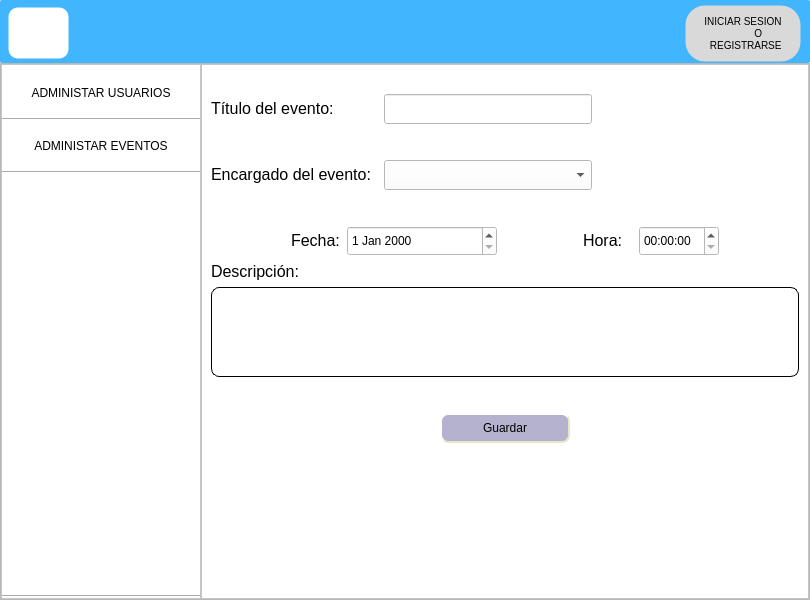
Hrndz16/Simes, file ui_files/mainwindow.ui: the form before one commit.
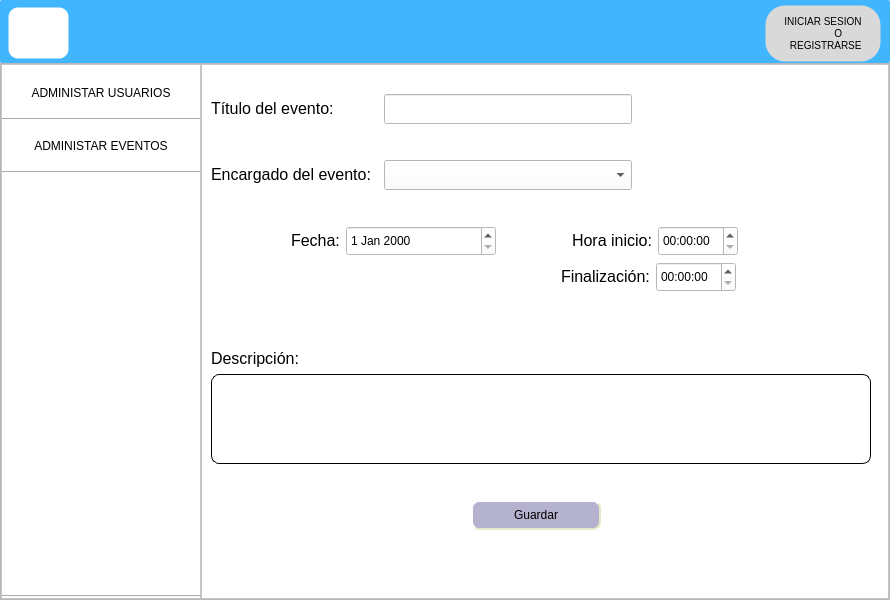
The form after the commit. Icons and pictures are not drawn.

What changed in the file:
```diff
--- a/ui_files/mainwindow.ui
+++ b/ui_files/mainwindow.ui
@@ -12,7 +12,7 @@
    <rect>
     <x>0</x>
     <y>0</y>
-    <width>810</width>
+    <width>890</width>
     <height>600</height>
    </rect>
   </property>
@@ -2631,6 +2631,12 @@
                         <height>30</height>
                        </size>
                       </property>
+                      <property name="maximumSize">
+                       <size>
+                        <width>250</width>
+                        <height>16777215</height>
+                       </size>
+                      </property>
                      </widget>
                     </item>
                     <item>
@@ -2643,7 +2649,7 @@
                       </property>
                       <property name="sizeHint" stdset="0">
                        <size>
-                        <width>80</width>
+                        <width>70</width>
                         <height>20</height>
                        </size>
                       </property>
@@ -2652,7 +2658,7 @@
                     <item>
                      <widget class="QLabel" name="label_16">
                       <property name="text">
-                       <string>&lt;html&gt;&lt;head/&gt;&lt;body&gt;&lt;p&gt;&lt;span style=&quot; font-size:12pt;&quot;&gt;Hora:&lt;/span&gt;&lt;/p&gt;&lt;/body&gt;&lt;/html&gt;</string>
+                       <string>&lt;html&gt;&lt;head/&gt;&lt;body&gt;&lt;p&gt;&lt;span style=&quot; font-size:12pt;&quot;&gt;Hora inicio:&lt;/span&gt;&lt;/p&gt;&lt;/body&gt;&lt;/html&gt;</string>
                       </property>
                      </widget>
                     </item>
@@ -2664,6 +2670,12 @@
                         <height>30</height>
                        </size>
                       </property>
+                      <property name="maximumSize">
+                       <size>
+                        <width>200</width>
+                        <height>16777215</height>
+                       </size>
+                      </property>
                      </widget>
                     </item>
                     <item>
@@ -2672,10 +2684,69 @@
                        <enum>Qt::Horizontal</enum>
                       </property>
                       <property name="sizeType">
+                       <enum>QSizePolicy::MinimumExpanding</enum>
+                      </property>
+                      <property name="sizeHint" stdset="0">
+                       <size>
+                        <width>80</width>
+                        <height>20</height>
+                       </size>
+                      </property>
+                     </spacer>
+                    </item>
+                   </layout>
+                  </item>
+                  <item>
+                   <layout class="QHBoxLayout" name="horizontalLayout_16">
+                    <item>
+                     <spacer name="horizontalSpacer_19">
+                      <property name="orientation">
+                       <enum>Qt::Horizontal</enum>
+                      </property>
+                      <property name="sizeType">
                        <enum>QSizePolicy::Fixed</enum>
                       </property>
                       <property name="sizeHint" stdset="0">
                        <size>
+                        <width>350</width>
+                        <height>20</height>
+                       </size>
+                      </property>
+                     </spacer>
+                    </item>
+                    <item>
+                     <widget class="QLabel" name="label_26">
+                      <property name="text">
+                       <string>&lt;html&gt;&lt;head/&gt;&lt;body&gt;&lt;p&gt;&lt;span style=&quot; font-size:12pt;&quot;&gt;Finalización:&lt;/span&gt;&lt;/p&gt;&lt;/body&gt;&lt;/html&gt;</string>
+                      </property>
+                     </widget>
+                    </item>
+                    <item>
+                     <widget class="QTimeEdit" name="timeEdit_3">
+                      <property name="minimumSize">
+                       <size>
+                        <width>80</width>
+                        <height>30</height>
+                       </size>
+                      </property>
+                      <property name="maximumSize">
+                       <size>
+                        <width>200</width>
+                        <height>16777215</height>
+                       </size>
+                      </property>
+                     </widget>
+                    </item>
+                    <item>
+                     <spacer name="horizontalSpacer_20">
+                      <property name="orientation">
+                       <enum>Qt::Horizontal</enum>
+                      </property>
+                      <property name="sizeType">
+                       <enum>QSizePolicy::MinimumExpanding</enum>
+                      </property>
+                      <property name="sizeHint" stdset="0">
+                       <size>
                         <width>80</width>
                         <height>20</height>
                        </size>
@@ -2684,6 +2755,19 @@
                     </item>
                    </layout>
                   </item>
+                  <item>
+                   <spacer name="verticalSpacer_12">
+                    <property name="orientation">
+                     <enum>Qt::Vertical</enum>
+                    </property>
+                    <property name="sizeHint" stdset="0">
+                     <size>
+                      <width>20</width>
+                      <height>40</height>
+                     </size>
+                    </property>
+                   </spacer>
+                  </item>
                   <item>
                    <widget class="QLabel" name="label_5">
                     <property name="text">
@@ -2701,7 +2785,7 @@
                     </property>
                     <property name="maximumSize">
                      <size>
-                      <width>16777215</width>
+                      <width>660</width>
                       <height>90</height>
                      </size>
                     </property>
@@ -2740,9 +2824,12 @@
                       <property name="orientation">
                        <enum>Qt::Horizontal</enum>
                       </property>
+                      <property name="sizeType">
+                       <enum>QSizePolicy::Fixed</enum>
+                      </property>
                       <property name="sizeHint" stdset="0">
                        <size>
-                        <width>40</width>
+                        <width>260</width>
                         <height>20</height>
                        </size>
                       </property>
@@ -2797,6 +2884,9 @@
                       <property name="orientation">
                        <enum>Qt::Horizontal</enum>
                       </property>
+                      <property name="sizeType">
+                       <enum>QSizePolicy::MinimumExpanding</enum>
+                      </property>
                       <property name="sizeHint" stdset="0">
                        <size>
                         <width>40</width>
```
Left out of the diff: 38 changed lines with no effect on the pictures.
